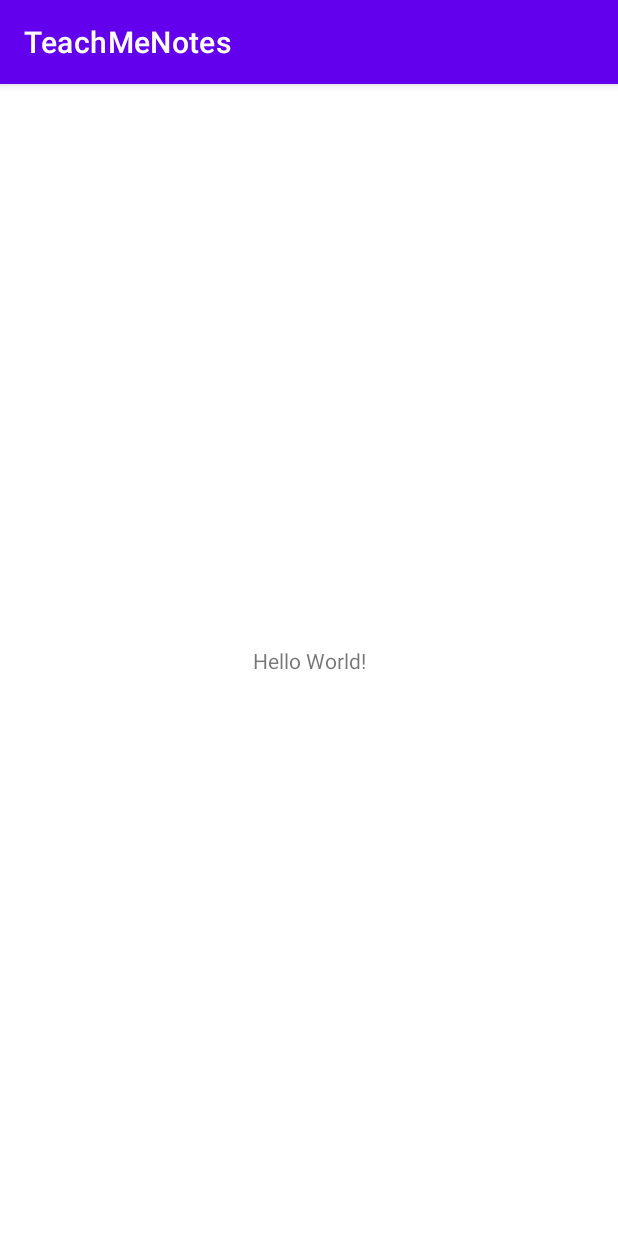
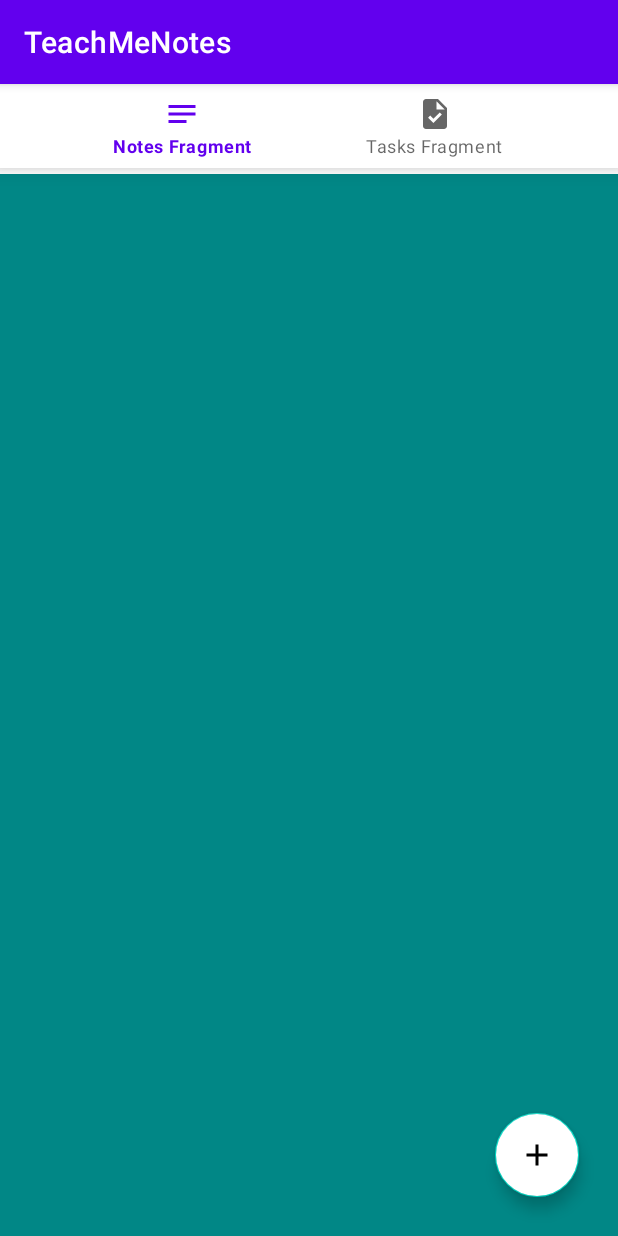
Before and after one commit to Lexus911/Final_Project_TMS, an Android app: the screen it shows after launch (MainActivity), on a phone screen of 412 x 824 dp. Run offline under Robolectric (Android 15) with nearby library versions, the phone set to English and light mode, and no system bars; our stand-ins replace Dagger/Hilt's generated code, navigation-ui.

Commit message:
Bottom Navigation added

```diff
--- a/app/src/main/java/com/example/teachmenotes/presentation/MainActivity.kt
+++ b/app/src/main/java/com/example/teachmenotes/presentation/MainActivity.kt
@@ -2,6 +2,14 @@ package com.example.teachmenotes.presentation
 
 import androidx.appcompat.app.AppCompatActivity
 import android.os.Bundle
+import android.view.LayoutInflater
+import androidx.navigation.NavController
+import androidx.navigation.NavDestination
+import androidx.navigation.fragment.NavHostFragment
+import androidx.navigation.ui.AppBarConfiguration
+import androidx.navigation.ui.NavigationUI
+import androidx.navigation.ui.setupActionBarWithNavController
+import androidx.navigation.ui.setupWithNavController
 import com.example.teachmenotes.R
 import com.example.teachmenotes.databinding.ActivityMainBinding
 import dagger.hilt.android.AndroidEntryPoint
@@ -9,9 +17,19 @@ import dagger.hilt.android.AndroidEntryPoint
 @AndroidEntryPoint
 class MainActivity : AppCompatActivity() {
     private lateinit var binding: ActivityMainBinding
+    lateinit var navController: NavController
+    private lateinit var navHostFragment: NavHostFragment
 
     override fun onCreate(savedInstanceState: Bundle?) {
         super.onCreate(savedInstanceState)
-        setContentView(R.layout.activity_main)
+
+        binding = ActivityMainBinding.inflate(LayoutInflater.from(this))
+        setContentView(binding.root)
+
+        navHostFragment = supportFragmentManager.findFragmentById(R.id.fragmentContainerView) as NavHostFragment
+        navController = navHostFragment.navController
+
+        binding.bottomNavigation.setupWithNavController(navController)
+
     }
 }
--- a/app/src/main/java/com/example/teachmenotes/presentation/notes/NotesFragment.kt
+++ b/app/src/main/java/com/example/teachmenotes/presentation/notes/NotesFragment.kt
@@ -5,13 +5,17 @@ import androidx.fragment.app.Fragment
 import android.view.LayoutInflater
 import android.view.View
 import android.view.ViewGroup
+import androidx.cardview.widget.CardView
 import androidx.fragment.app.viewModels
+import androidx.recyclerview.widget.LinearLayoutManager
 import com.example.teachmenotes.databinding.FragmentNotesBinding
+import com.example.teachmenotes.presentation.model.NoteModel
 import com.example.teachmenotes.presentation.notes.adapter.NotesAdapter
+import com.example.teachmenotes.presentation.notes.adapter.listener.NotesListener
 import dagger.hilt.android.AndroidEntryPoint
 
 @AndroidEntryPoint
-class NotesFragment : Fragment() {
+class NotesFragment : Fragment(), NotesListener {
     private var _binding: FragmentNotesBinding? = null
     private val binding get() = _binding!!
 
@@ -30,10 +34,21 @@ class NotesFragment : Fragment() {
     override fun onViewCreated(view: View, savedInstanceState: Bundle?) {
         super.onViewCreated(view, savedInstanceState)
 
+        notesAdapter = NotesAdapter(this)
+        binding.recViewNotes.layoutManager = LinearLayoutManager(context)
+        binding.recViewNotes.adapter = notesAdapter
 
 
 
     }
 
+    override fun onClick(noteModel: NoteModel) {
+        TODO("Not yet implemented")
+    }
+
+    override fun onLongClick(noteModel: NoteModel, cardView: CardView) {
+        TODO("Not yet implemented")
+    }
+
 
 }
--- a/app/src/main/java/com/example/teachmenotes/presentation/notes/NotesViewModel.kt
+++ b/app/src/main/java/com/example/teachmenotes/presentation/notes/NotesViewModel.kt
@@ -1,6 +1,9 @@
 package com.example.teachmenotes.presentation.notes
 
+import androidx.lifecycle.LiveData
+import androidx.lifecycle.MutableLiveData
 import androidx.lifecycle.ViewModel
+import com.example.teachmenotes.R
 import com.example.teachmenotes.domain.NotesInteractor
 import dagger.hilt.android.lifecycle.HiltViewModel
 import javax.inject.Inject
@@ -11,4 +14,5 @@ class NotesViewModel @Inject constructor(
     ):ViewModel() {
 
 
+
 }
--- a/app/src/main/java/com/example/teachmenotes/presentation/notes/adapter/NotesViewHolder.kt
+++ b/app/src/main/java/com/example/teachmenotes/presentation/notes/adapter/NotesViewHolder.kt
@@ -12,13 +12,21 @@ class NotesViewHolder(private val binding: NotesListBinding,
 
     fun bind(noteModel: NoteModel){
 
-
-
         if (binding.notesContainer.isSelected){
             binding.ivPin.setBackgroundResource(R.drawable.pin_icon)
         }else{
             binding.ivPin.setBackgroundResource(0)
         }
+
+        binding.notesContainer.setOnClickListener {
+            notesListener.onClick(noteModel)
+        }
+
+        binding.notesContainer.setOnLongClickListener{
+            notesListener.onLongClick(noteModel, binding.notesContainer)
+            true
+        }
+
     }
 
 
--- /dev/null
+++ b/app/src/main/res/drawable/ic_notes_bottom_nav.xml
@@ -0,0 +1,5 @@
+<vector android:autoMirrored="true" android:height="24dp"
+    android:tint="#FF4D00" android:viewportHeight="24"
+    android:viewportWidth="24" android:width="24dp" xmlns:android="http://schemas.android.com/apk/res/android">
+    <path android:fillColor="@android:color/white" android:pathData="M3,18h12v-2L3,16v2zM3,6v2h18L21,6L3,6zM3,13h18v-2L3,11v2z"/>
+</vector>
--- /dev/null
+++ b/app/src/main/res/drawable/ic_tasks_bottom_nav.xml
@@ -0,0 +1,5 @@
+<vector android:height="24dp" android:tint="#059302"
+    android:viewportHeight="24" android:viewportWidth="24"
+    android:width="24dp" xmlns:android="http://schemas.android.com/apk/res/android">
+    <path android:fillColor="@android:color/white" android:pathData="M14,2H6C4.9,2 4.01,2.9 4.01,4L4,20c0,1.1 0.89,2 1.99,2H18c1.1,0 2,-0.9 2,-2V8L14,2zM10.94,18L7.4,14.46l1.41,-1.41l2.12,2.12l4.24,-4.24l1.41,1.41L10.94,18zM13,9V3.5L18.5,9H13z"/>
+</vector>
--- a/app/src/main/res/layout/activity_main.xml
+++ b/app/src/main/res/layout/activity_main.xml
@@ -1,18 +1,37 @@
 <?xml version="1.0" encoding="utf-8"?>
-<androidx.constraintlayout.widget.ConstraintLayout xmlns:android="http://schemas.android.com/apk/res/android"
+<androidx.constraintlayout.widget.ConstraintLayout
+    xmlns:android="http://schemas.android.com/apk/res/android"
     xmlns:app="http://schemas.android.com/apk/res-auto"
     xmlns:tools="http://schemas.android.com/tools"
     android:layout_width="match_parent"
     android:layout_height="match_parent"
     tools:context=".presentation.MainActivity">
 
-    <TextView
-        android:layout_width="wrap_content"
+    <com.google.android.material.bottomnavigation.BottomNavigationView
+        android:id="@+id/bottomNavigation"
+        android:layout_width="match_parent"
         android:layout_height="wrap_content"
-        android:text="Hello World!"
         app:layout_constraintBottom_toBottomOf="parent"
         app:layout_constraintEnd_toEndOf="parent"
+        app:layout_constraintHorizontal_bias="0.0"
         app:layout_constraintStart_toStartOf="parent"
-        app:layout_constraintTop_toTopOf="parent" />
+        app:layout_constraintTop_toTopOf="parent"
+        app:layout_constraintVertical_bias="0.0"
+        app:menu="@menu/bottom_navigation_menu" />
+
+    <androidx.fragment.app.FragmentContainerView
+        android:id="@+id/fragmentContainerView"
+        android:name="androidx.navigation.fragment.NavHostFragment"
+        android:layout_width="match_parent"
+        android:layout_height="match_parent"
+        android:layout_marginTop="60dp"
+        app:defaultNavHost="true"
+        app:layout_constraintBottom_toBottomOf="parent"
+        app:layout_constraintEnd_toEndOf="parent"
+        app:layout_constraintHorizontal_bias="0.0"
+        app:layout_constraintStart_toStartOf="parent"
+        app:layout_constraintTop_toTopOf="parent"
+        app:layout_constraintVertical_bias="1.0"
+        app:navGraph="@navigation/main_graph" />
 
 </androidx.constraintlayout.widget.ConstraintLayout>
--- /dev/null
+++ b/app/src/main/res/menu/bottom_navigation_menu.xml
@@ -0,0 +1,14 @@
+<?xml version="1.0" encoding="utf-8"?>
+<menu xmlns:android="http://schemas.android.com/apk/res/android">
+    <item
+        android:id="@+id/notesFragment"
+        android:title="@string/notes_fragment"
+        android:icon="@drawable/ic_notes_bottom_nav"
+        />
+
+    <item
+        android:id="@+id/tasksFragment"
+        android:title="@string/tasks_fragment"
+        android:icon="@drawable/ic_tasks_bottom_nav"
+        />
+</menu>
--- /dev/null
+++ b/app/src/main/res/navigation/main_graph.xml
@@ -0,0 +1,26 @@
+<?xml version="1.0" encoding="utf-8"?>
+<navigation xmlns:android="http://schemas.android.com/apk/res/android"
+    xmlns:app="http://schemas.android.com/apk/res-auto"
+    xmlns:tools="http://schemas.android.com/tools"
+    android:id="@+id/main_graph"
+    app:startDestination="@id/notesFragment">
+
+    <fragment
+        android:id="@+id/notesFragment"
+        android:name="com.example.teachmenotes.presentation.notes.NotesFragment"
+        android:label="fragment_notes"
+        tools:layout="@layout/fragment_notes" >
+        <action
+            android:id="@+id/action_notesFragment_to_tasksFragment"
+            app:destination="@id/tasksFragment" />
+    </fragment>
+    <fragment
+        android:id="@+id/tasksFragment"
+        android:name="com.example.teachmenotes.presentation.tasks.TasksFragment"
+        android:label="fragment_tasks"
+        tools:layout="@layout/fragment_tasks" >
+        <action
+            android:id="@+id/action_tasksFragment_to_notesFragment"
+            app:destination="@id/notesFragment" />
+    </fragment>
+</navigation>
--- a/app/src/main/res/values/strings.xml
+++ b/app/src/main/res/values/strings.xml
@@ -1,4 +1,6 @@
 <resources>
     <string name="app_name">TeachMeNotes</string>
     <string name="hello_blank_fragment">Hello blank fragment</string>
+    <string name="notes_fragment">Notes Fragment</string>
+    <string name="tasks_fragment">Tasks Fragment</string>
 </resources>
```
